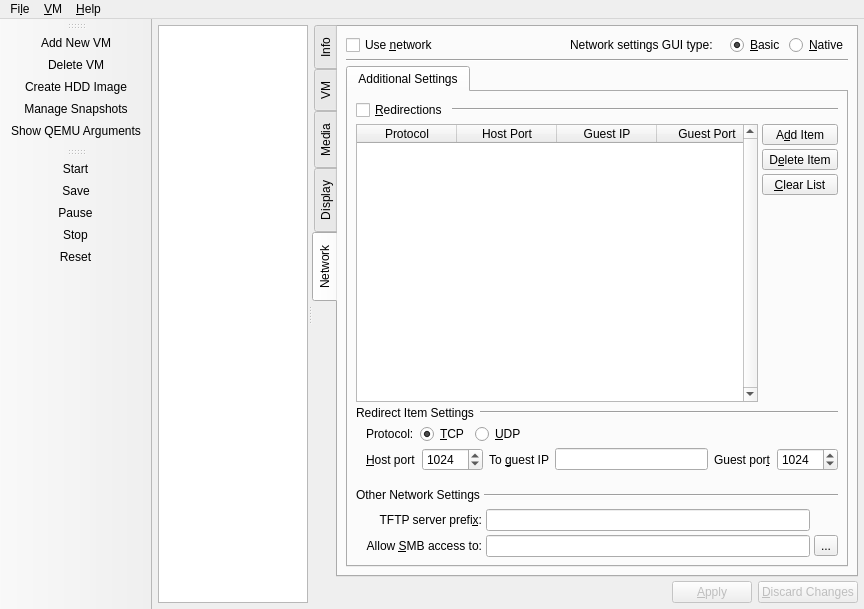
tobimensch/aqemu, file src/Main_Window.ui: the form before one commit.
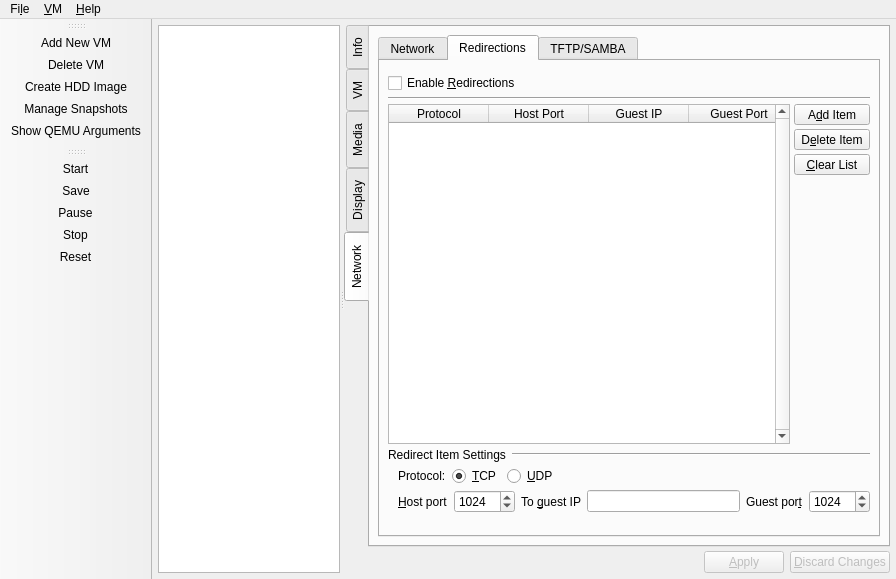
The form after the commit. The open tabs and pages were chosen to show the change. Icons and pictures are not drawn. Custom widgets are drawn as their Qt base class.

Commit message: Network Tab now also uses Settings_Widget, making the whole UI look more uniform.

Diff of the .ui file:
```diff
--- a/src/Main_Window.ui
+++ b/src/Main_Window.ui
@@ -7,8 +7,8 @@
    <rect>
     <x>0</x>
     <y>0</y>
-    <width>824</width>
-    <height>609</height>
+    <width>896</width>
+    <height>579</height>
    </rect>
   </property>
   <property name="windowTitle">
@@ -2182,6 +2182,20 @@
            </attribute>
            <layout class="QGridLayout" name="gridLayout_20">
             <item row="0" column="0">
+             <widget class="QTabWidget" name="Network_Cards_Tabs">
+              <property name="currentIndex">
+               <number>0</number>
+              </property>
+              <widget class="QWidget" name="Tab_Network_Basic_Native">
+               <attribute name="icon">
+                <iconset resource="../resources/icons.qrc">
+                 <normaloff>:/audio-card.png</normaloff>:/audio-card.png</iconset>
+               </attribute>
+               <attribute name="title">
+                <string>Network</string>
+               </attribute>
+               <layout class="QGridLayout" name="gridLayout_14">
+                <item row="0" column="0">
              <widget class="QWidget" name="Widget_Use_Network" native="true">
               <layout class="QHBoxLayout" name="horizontalLayout_5">
                <property name="leftMargin">
@@ -2210,8 +2224,8 @@
                  </property>
                  <property name="sizeHint" stdset="0">
                   <size>
-                   <width>132</width>
-                   <height>20</height>
+                       <width>200</width>
+                       <height>17</height>
                   </size>
                  </property>
                 </spacer>
@@ -2280,59 +2294,37 @@
               </layout>
              </widget>
             </item>
-            <item row="2" column="0">
-             <widget class="QTabWidget" name="Network_Cards_Tabs">
-              <property name="currentIndex">
-               <number>0</number>
-              </property>
+                <item row="1" column="0">
+                 <widget class="Line" name="line_4">
+                  <property name="orientation">
+                   <enum>Qt::Horizontal</enum>
+                  </property>
+                 </widget>
+                </item>
+                <item row="2" column="0">
+                 <widget class="QStackedWidget" name="Stack_Network_Basic_And_Native">
+                  <widget class="QWidget" name="page"/>
+                  <widget class="QWidget" name="page_2"/>
+                 </widget>
+                </item>
+               </layout>
+               <zorder>CH_Use_Network</zorder>
+               <zorder>horizontalSpacer_22</zorder>
+               <zorder>Label_Network_Settings_Type</zorder>
+               <zorder>Widget_Use_Network</zorder>
+               <zorder>line_4</zorder>
+               <zorder>Stack_Network_Basic_And_Native</zorder>
+              </widget>
               <widget class="QWidget" name="Tab_Network_Settings">
                <attribute name="icon">
                 <iconset resource="../resources/icons.qrc">
                  <normaloff>:/preferences-system-network.png</normaloff>:/preferences-system-network.png</iconset>
                </attribute>
                <attribute name="title">
-                <string>Additional Settings</string>
+                <string>Redirections</string>
                </attribute>
                <layout class="QGridLayout" name="gridLayout_16">
-                <item row="0" column="0" colspan="2">
-                 <widget class="QWidget" name="Widget_Redirection_CheckBox" native="true">
-                  <layout class="QHBoxLayout" name="horizontalLayout_15">
-                   <property name="leftMargin">
-                    <number>0</number>
-                   </property>
-                   <property name="topMargin">
-                    <number>0</number>
-                   </property>
-                   <property name="rightMargin">
-                    <number>0</number>
-                   </property>
-                   <property name="bottomMargin">
-                    <number>0</number>
-                   </property>
-                   <item>
-                    <widget class="QCheckBox" name="CH_Redirections">
-                     <property name="sizePolicy">
-                      <sizepolicy hsizetype="Maximum" vsizetype="Fixed">
-                       <horstretch>0</horstretch>
-                       <verstretch>0</verstretch>
-                      </sizepolicy>
-                     </property>
-                     <property name="text">
-                      <string>&amp;Redirections</string>
-                     </property>
-                    </widget>
-                   </item>
-                   <item>
-                    <widget class="Line" name="line_11">
-                     <property name="orientation">
-                      <enum>Qt::Horizontal</enum>
-                     </property>
-                    </widget>
-                   </item>
-                  </layout>
-                 </widget>
-                </item>
-                <item row="1" column="0">
+                <item row="3" column="0">
                  <widget class="QTableWidget" name="Redirections_List">
                   <property name="sizePolicy">
                    <sizepolicy hsizetype="Expanding" vsizetype="Minimum">
@@ -2386,7 +2378,7 @@
                   </column>
                  </widget>
                 </item>
-                <item row="1" column="1">
+                <item row="3" column="1">
                  <widget class="QWidget" name="Widget_Redirection_Buttons" native="true">
                   <layout class="QVBoxLayout" name="verticalLayout_6">
                    <property name="leftMargin">
@@ -2477,7 +2469,7 @@
                   </layout>
                  </widget>
                 </item>
-                <item row="2" column="0" colspan="2">
+                <item row="4" column="0" colspan="2">
                  <widget class="QWidget" name="Redirection_Widget" native="true">
                   <property name="sizePolicy">
                    <sizepolicy hsizetype="Minimum" vsizetype="Maximum">
@@ -2674,7 +2666,7 @@
                   </layout>
                  </widget>
                 </item>
-                <item row="4" column="0" colspan="2">
+                <item row="6" column="0" colspan="2">
                  <widget class="QWidget" name="Widget_Network_Other" native="true">
                   <layout class="QVBoxLayout" name="verticalLayout_19">
                    <property name="leftMargin">
@@ -2689,37 +2681,75 @@
                    <property name="bottomMargin">
                     <number>0</number>
                    </property>
-                   <item>
-                    <layout class="QHBoxLayout" name="horizontalLayout">
-                     <item>
-                      <widget class="QLabel" name="Label_Other_Network_Options">
+                  </layout>
+                 </widget>
+                </item>
+                <item row="5" column="0">
+                 <spacer name="verticalSpacer_17">
+                  <property name="orientation">
+                   <enum>Qt::Vertical</enum>
+                  </property>
+                  <property name="sizeType">
+                   <enum>QSizePolicy::Minimum</enum>
+                  </property>
+                  <property name="sizeHint" stdset="0">
+                   <size>
+                    <width>50</width>
+                    <height>10</height>
+                   </size>
+                  </property>
+                 </spacer>
+                </item>
+                <item row="0" column="0">
+                 <widget class="QWidget" name="Widget_Redirection_CheckBox" native="true">
+                  <layout class="QHBoxLayout" name="horizontalLayout_15">
+                   <property name="leftMargin">
+                    <number>0</number>
+                   </property>
+                   <property name="topMargin">
+                    <number>0</number>
+                   </property>
+                   <property name="rightMargin">
+                    <number>0</number>
+                   </property>
+                   <property name="bottomMargin">
+                    <number>0</number>
+                   </property>
+                  </layout>
+                 </widget>
+                </item>
+                <item row="2" column="0" colspan="2">
+                 <widget class="Line" name="line_11">
+                  <property name="orientation">
+                   <enum>Qt::Horizontal</enum>
+                  </property>
+                 </widget>
+                </item>
+                <item row="1" column="0">
+                 <widget class="QCheckBox" name="CH_Redirections">
                        <property name="sizePolicy">
-                        <sizepolicy hsizetype="Maximum" vsizetype="Preferred">
+                   <sizepolicy hsizetype="Maximum" vsizetype="Fixed">
                          <horstretch>0</horstretch>
                          <verstretch>0</verstretch>
                         </sizepolicy>
                        </property>
                        <property name="text">
-                        <string>Other Network Settings</string>
-                       </property>
-                      </widget>
-                     </item>
-                     <item>
-                      <widget class="Line" name="line_5">
-                       <property name="minimumSize">
-                        <size>
-                         <width>0</width>
-                         <height>20</height>
-                        </size>
-                       </property>
-                       <property name="orientation">
-                        <enum>Qt::Horizontal</enum>
+                   <string>Enable &amp;Redirections</string>
                        </property>
                       </widget>
                      </item>
                     </layout>
-                   </item>
-                   <item>
+              </widget>
+              <widget class="QWidget" name="Tab_Network_TFTP_SAMBA">
+               <attribute name="icon">
+                <iconset resource="../resources/icons.qrc">
+                 <normaloff>:/connect.png</normaloff>:/connect.png</iconset>
+               </attribute>
+               <attribute name="title">
+                <string>TFTP/SAMBA</string>
+               </attribute>
+               <layout class="QGridLayout" name="gridLayout_15">
+                <item row="0" column="0">
                     <layout class="QGridLayout" name="gridLayout_3">
                      <property name="leftMargin">
                       <number>10</number>
@@ -2769,21 +2799,15 @@
                      </item>
                     </layout>
                    </item>
-                  </layout>
-                 </widget>
-                </item>
-                <item row="3" column="0">
-                 <spacer name="verticalSpacer_17">
+                <item row="1" column="0">
+                 <spacer name="verticalSpacer_2">
                   <property name="orientation">
                    <enum>Qt::Vertical</enum>
                   </property>
-                  <property name="sizeType">
-                   <enum>QSizePolicy::Minimum</enum>
-                  </property>
                   <property name="sizeHint" stdset="0">
                    <size>
-                    <width>50</width>
-                    <height>10</height>
+                    <width>118</width>
+                    <height>513</height>
                    </size>
                   </property>
                  </spacer>
@@ -2792,13 +2816,6 @@
               </widget>
              </widget>
             </item>
-            <item row="1" column="0">
-             <widget class="Line" name="line_4">
-              <property name="orientation">
-               <enum>Qt::Horizontal</enum>
-              </property>
-             </widget>
-            </item>
            </layout>
           </widget>
          </widget>
@@ -2874,7 +2891,7 @@
     <rect>
      <x>0</x>
      <y>0</y>
-     <width>824</width>
+     <width>896</width>
      <height>27</height>
     </rect>
    </property>
```
Left out of the diff: 135 changed lines with no effect on the pictures. Lines whose indentation alone changed are shown as unchanged. The commit also changes 4 other files.
